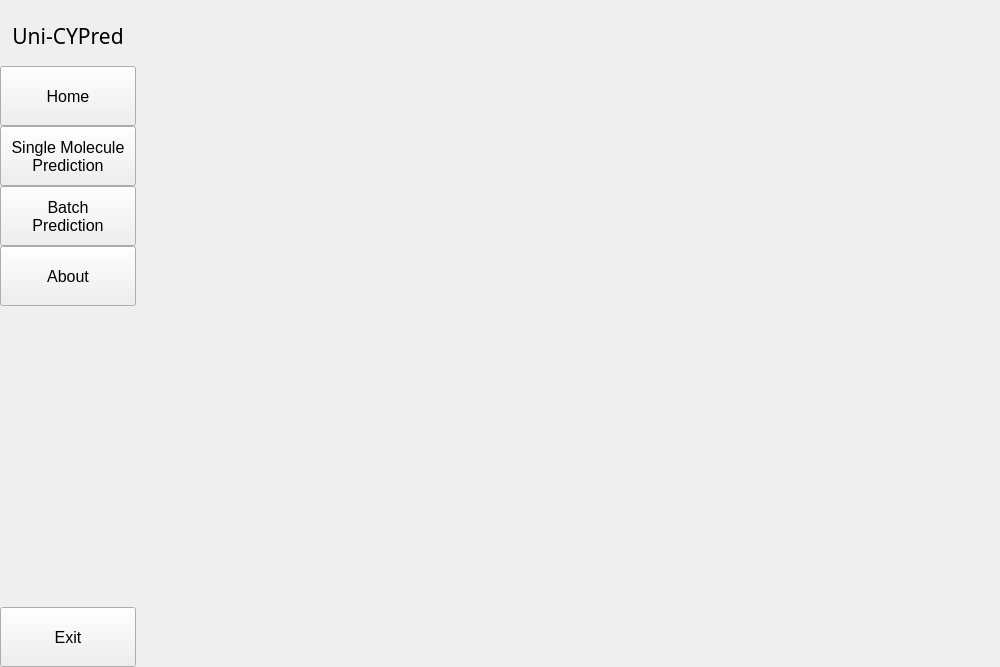
xli7654321/Neo-CYPi, file ui/main.ui: the form before one commit.
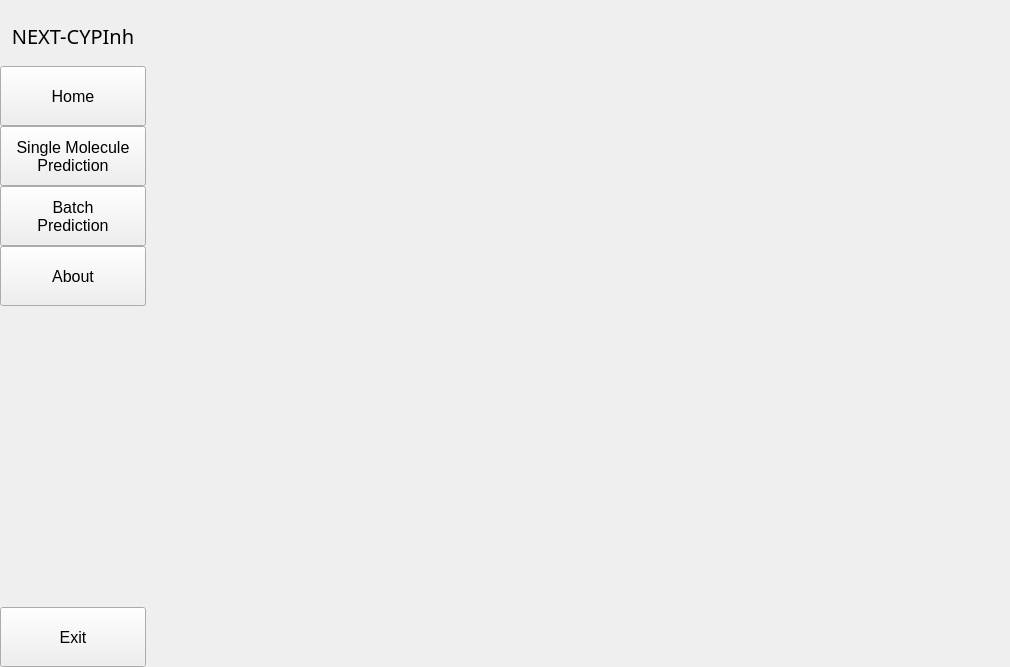
The form after the commit. Icons and pictures are not drawn.

Commit message: NEXT-CYPInh 1.0

Diff of the .ui file:
```diff
--- a/ui/main.ui
+++ b/ui/main.ui
@@ -6,19 +6,19 @@
    <rect>
     <x>0</x>
     <y>0</y>
-    <width>1000</width>
+    <width>1010</width>
     <height>667</height>
    </rect>
   </property>
   <property name="minimumSize">
    <size>
-    <width>1000</width>
+    <width>1010</width>
     <height>667</height>
    </size>
   </property>
   <property name="maximumSize">
    <size>
-    <width>1000</width>
+    <width>1010</width>
     <height>667</height>
    </size>
   </property>
@@ -217,13 +217,13 @@
      <widget class="QWidget" name="sidebar_widget" native="true">
       <property name="minimumSize">
        <size>
-        <width>136</width>
+        <width>146</width>
         <height>667</height>
        </size>
       </property>
       <property name="maximumSize">
        <size>
-        <width>136</width>
+        <width>146</width>
         <height>667</height>
        </size>
       </property>
@@ -260,12 +260,12 @@
          <property name="font">
           <font>
            <family>Sitka</family>
-           <pointsize>16</pointsize>
+           <pointsize>15</pointsize>
            <bold>false</bold>
           </font>
          </property>
          <property name="text">
-          <string>Uni-CYPred</string>
+          <string>NEXT-CYPInh</string>
          </property>
          <property name="scaledContents">
           <bool>false</bool>
```
Left out of the diff: 2 changed lines with no effect on the pictures. The commit also changes 8 other files.
